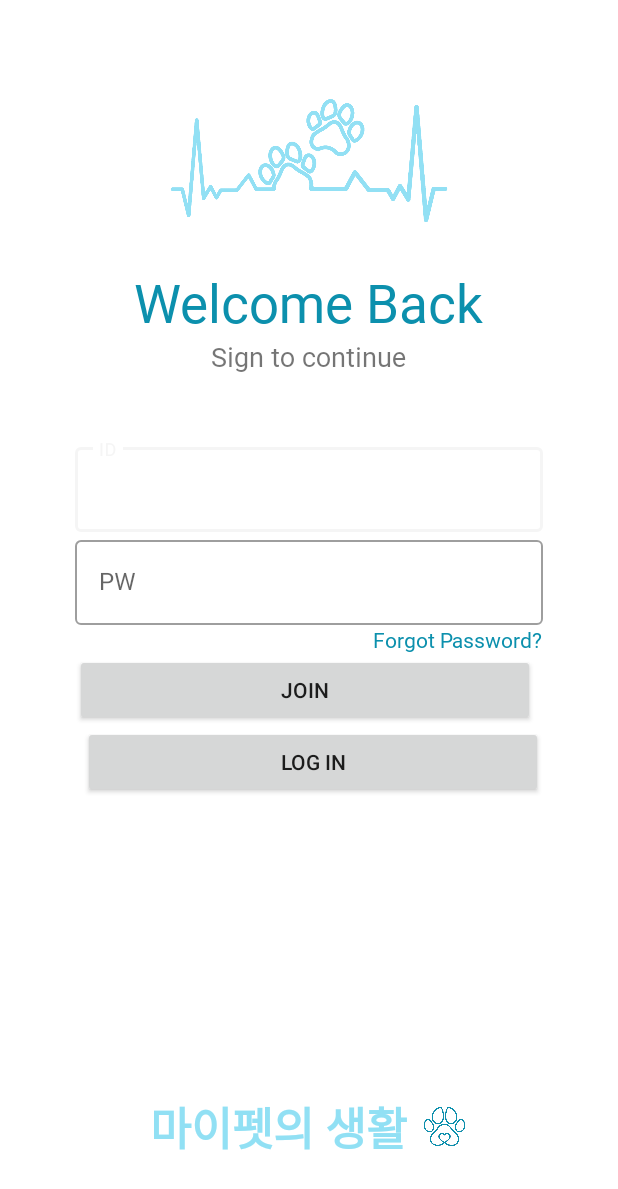
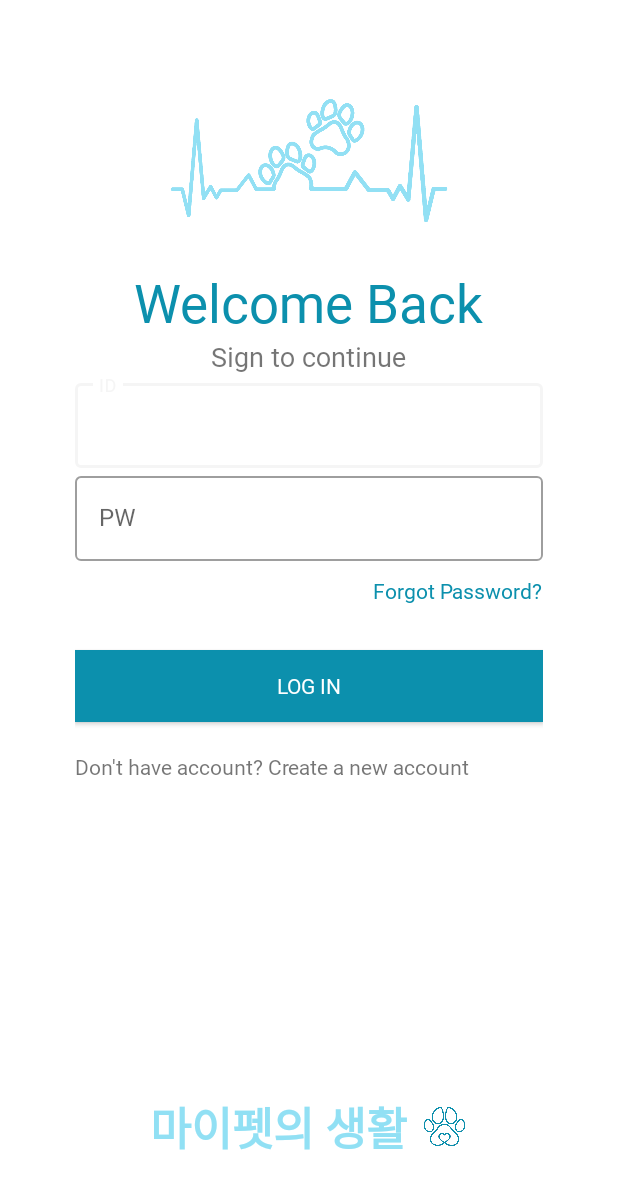
Before and after one commit to shinsj31/PetHealthApp, an Android app: the screen it shows after launch (MainActivity), on a phone screen of 412 x 824 dp. Shown: the top 1189 px of the screen. Run offline under Robolectric (Android 15) with nearby library versions, the phone set to English and light mode, and no system bars.

Commit message:
[Joy] fixed ui bug

```diff
--- a/app/src/main/java/com/example/pethealth/MainActivity.kt
+++ b/app/src/main/java/com/example/pethealth/MainActivity.kt
@@ -5,10 +5,7 @@ import android.graphics.Bitmap
 import android.graphics.BitmapFactory
 import android.os.Bundle
 import android.view.MenuItem
-import android.widget.Button
-import android.widget.EditText
-import android.widget.ImageView
-import android.widget.Toast
+import android.widget.*
 import androidx.appcompat.app.AppCompatActivity
 import androidx.core.view.GravityCompat
 import kotlinx.android.synthetic.main.main_drawer_layout.*
@@ -41,7 +38,7 @@ class MainActivity : AppCompatActivity() {
 
         // Get Button & set click listener
         var btnLogin: Button = findViewById(R.id.btn_login)
-        var btnJoin: Button = findViewById(R.id.btn_join)
+        var btnJoin: TextView = findViewById(R.id.btn_join)
 
 
         btnLogin.setOnClickListener {
--- a/app/src/main/res/layout/login_layout.xml
+++ b/app/src/main/res/layout/login_layout.xml
@@ -57,8 +57,7 @@
         android:paddingLeft="50dp"
         android:paddingRight="50dp"
 
-        app:layout_constraintBottom_toBottomOf="parent"
-        app:layout_constraintTop_toTopOf="parent"
+        app:layout_constraintTop_toBottomOf="@+id/tv_welcome"
         app:layout_constraintLeft_toLeftOf="parent"
         app:layout_constraintRight_toRightOf="parent">
         <!-- ID View  -->
@@ -87,6 +86,7 @@
 
         <!-- Buttons -->
         <LinearLayout
+            android:layout_marginTop="10dp"
             android:layout_width="match_parent"
             android:layout_height="wrap_content"
             android:orientation="vertical">
@@ -99,19 +99,24 @@
                 android:layout_gravity="right"/>
 
             <Button
-                android:id="@+id/btn_join"
-                android:layout_width="match_parent"
-                android:layout_height="match_parent"
-                android:layout_weight="1"
-                android:layout_marginRight="5dp"
-                android:text="Join"/>
-            <Button
+                android:layout_marginTop="30dp"
                 android:id="@+id/btn_login"
                 android:layout_width="match_parent"
                 android:layout_height="match_parent"
                 android:layout_weight="1"
-                android:layout_marginLeft="5dp"
-                android:text="Log in"/>
+                android:text="Log in"
+                android:fontFamily="@font/tmoneyroundwindextrabold"
+                android:background="@color/colorBlueGreen"
+                android:textColor="#ffffff"/>
+
+            <TextView
+                android:paddingTop="20dp"
+                android:id="@+id/btn_join"
+                android:layout_width="wrap_content"
+                android:layout_height="wrap_content"
+                android:text="Don't have account? Create a new account"
+                android:fontFamily="@font/tmoneyroundwindextrabold"
+            ></TextView>
 
         </LinearLayout>
 
```
